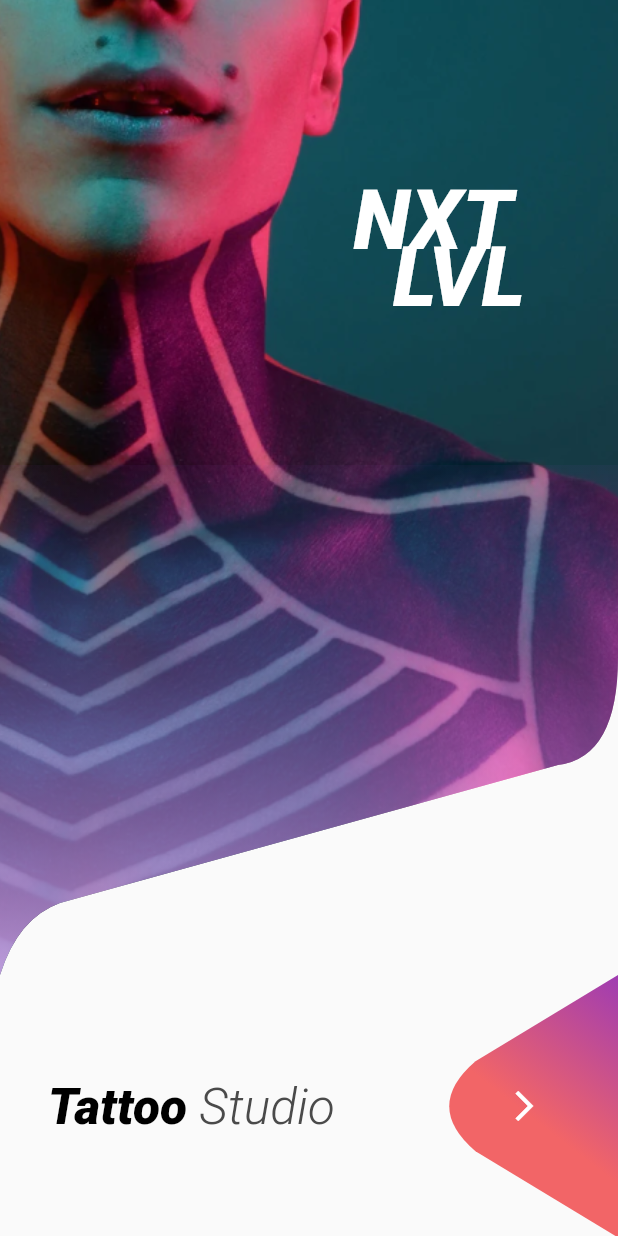
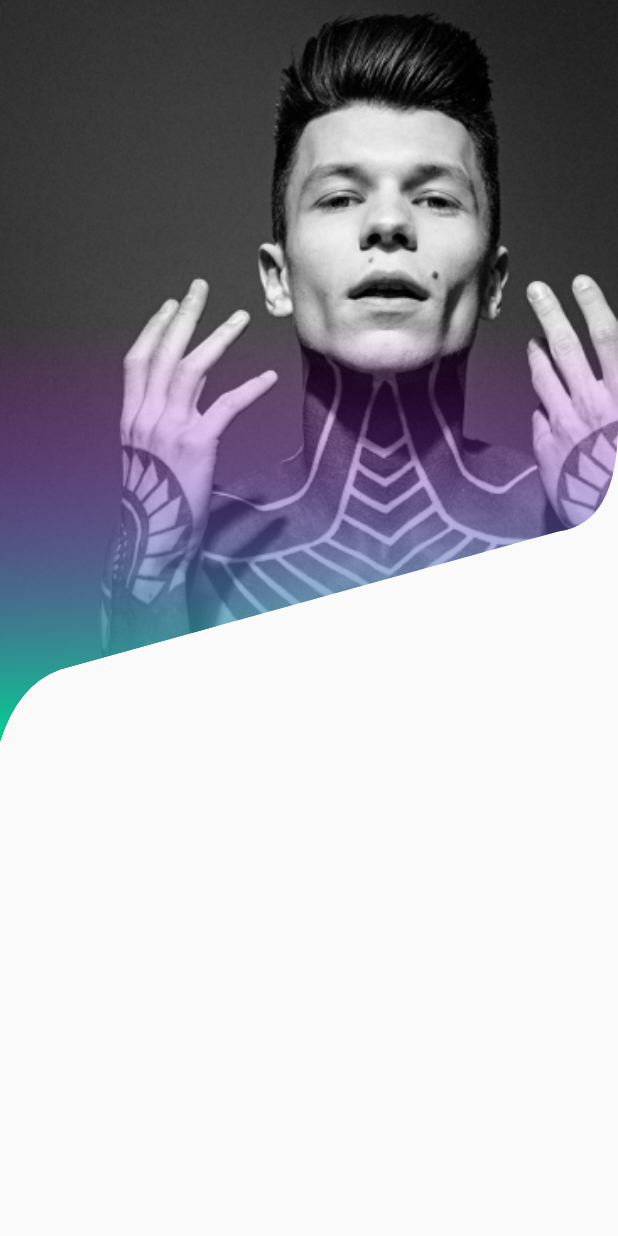
Before and after one commit to Martyniuk/flutter_widgets_lib, a Flutter app: the TattooStudio screen opened directly, after a tap on the "arrow forward ios" icon, on a phone screen of 412 x 824 dp. Run offline on Flutter 3.47's test engine with Material 2 defaults, Android fonts, the light colour scheme and no system bars; our stand-ins replace carousel_slider, font_awesome_flutter; missing offline and left inert: clippy_flutter, gradient_text.

Commit message:
feat: tatto app updated

```diff
--- a/lib/main.dart
+++ b/lib/main.dart
@@ -15,11 +15,11 @@ import 'practice/basic/travelApp2.dart';
 import 'practice/basic/story_app.dart';
 import 'practice/basic/onboarding_screens.dart';
 import 'practice/basic/bicycle_app.dart';
-import 'practice/basic/tattoo_app.dart';
 
 // Advanced layouts
 import 'practice/medium/travel_ui/travel_ui.dart';
 import 'practice/medium/save_animals/save_animals.dart';
+import 'practice/medium/tattoo/tattoo_app.dart';
 
 void main() => runApp(MyApp());
 
@@ -247,35 +247,8 @@ class PathPainter extends CustomPainter {
       ..strokeWidth = 5.0;
 
     Path path = Path();
-    // width: 130,
-    // height: 160,
-    /* - 1
 
     path.moveTo(size.width, size.height);
-    path.quadraticBezierTo(0, size.width, 0, size.height / 2);
-    path.lineTo(0, size.height / 2 - 10);
-    path.quadraticBezierTo(size.height / 3, 0, size.width, 0);
-
-    // path.lineTo(size.width - 120, size.height / 2 + 10);
-
-    // path.lineTo(size.width - 120, size.height / 2 - 10);
-
-    canvas.drawPath(path, paint);
-
-    */
-
-    // - 2
-    // size  --> Size(128.0, 158.0)
-    path.moveTo(size.width, size.height);
-    // path.lineTo(size.width / 2, size.height);
-    // path.lineTo(size.width / 2, size.height);
-    // path.quadraticBezierTo(0, size.width - 10, 10, size.height / 2 - 10);
-
-    // path.quadraticBezierTo(14, size.height / 2 - 45, size.width, 0);
-
-    // canvas.drawPath(path, paint);
-
-    // - 3
 
     path.lineTo(40, size.height / 2 + 30);
 
--- /dev/null
+++ b/lib/practice/medium/tattoo/screens/login_screen.dart
@@ -0,0 +1,57 @@
+// Core
+import 'package:flutter/material.dart';
+
+// widgets
+import '../widgets/onboarding_image_clipper.dart';
+
+class LoginScreen extends StatelessWidget {
+  @override
+  Widget build(BuildContext context) {
+    return Scaffold(
+      body: Column(
+        children: <Widget>[
+          ClipPath(
+            clipper: OnboardingImageClipper(),
+            child: Container(
+              width: double.infinity,
+              height: MediaQuery.of(context).size.height * 0.6,
+              child: Stack(
+                children: <Widget>[
+                  Positioned(
+                    top: 0.0,
+                    left: -10.0,
+                    bottom: -110.0,
+                    right: 0.0,
+                    child: Image.asset(
+                      'assets/images/tattoo_app/login.png',
+                      fit: BoxFit.cover,
+                    ),
+                  ),
+                  Positioned(
+                    bottom: 0.0,
+                    left: 0.0,
+                    right: 0.0,
+                    child: Container(
+                      height: MediaQuery.of(context).size.height / 3,
+                      width: double.infinity,
+                      decoration: BoxDecoration(
+                        gradient: LinearGradient(
+                          colors: [
+                            Color.fromRGBO(0, 211, 145, 1.0),
+                            Color.fromRGBO(219, 0, 255, 0.01)
+                          ],
+                          begin: Alignment.bottomCenter,
+                          end: Alignment.topCenter,
+                        ),
+                      ),
+                    ),
+                  ),
+                ],
+              ),
+            ),
+          ),
+        ],
+      ),
+    );
+  }
+}
--- a/lib/practice/basic/tattoo_app.dart
+++ b/lib/practice/medium/tattoo/tattoo_app.dart
@@ -1,4 +1,9 @@
+// Core
 import 'package:flutter/material.dart';
+
+// Widgets
+import 'widgets/onboarding_button.dart';
+import 'widgets/onboarding_image_clipper.dart';
 
 class TattooStudio extends StatelessWidget {
   @override
@@ -10,7 +15,7 @@ class TattooStudio extends StatelessWidget {
             clipper: OnboardingImageClipper(),
             child: Container(
               width: double.infinity,
-              height: 650,
+              height: MediaQuery.of(context).size.height * 0.8,
               child: Stack(
                 children: <Widget>[
                   Positioned(
@@ -110,74 +115,3 @@ class TattooStudio extends StatelessWidget {
     );
   }
 }
-
-class OnboardingButton extends StatelessWidget {
-  @override
-  Widget build(BuildContext context) {
-    return ClipPath(
-      clipper: OnboardingButtonClipper(),
-      child: Container(
-        width: 135,
-        height: 175,
-        decoration: BoxDecoration(
-          gradient: LinearGradient(
-            colors: [
-              Color(0xFFF26567),
-              Color(0xFF9F3CB2),
-            ],
-            stops: [0.5, 1.0],
-            begin: Alignment.bottomLeft,
-            end: Alignment.topRight,
-          ),
-        ),
-        child: Padding(
-          padding: EdgeInsets.only(left: 10.0),
-          child: IconButton(
-            icon: Icon(Icons.arrow_forward_ios, color: Colors.white),
-            onPressed: () {},
-          ),
-        ),
-      ),
-    );
-  }
-}
-
-class OnboardingButtonClipper extends CustomClipper<Path> {
-  @override
-  Path getClip(Size size) {
-    Path path = Path();
-    path.moveTo(size.width, size.height);
-
-    path.lineTo(40, size.height / 2 + 30);
-
-    var controlP1 = Offset(5, size.height / 2);
-    var endP1 = Offset(40, size.height / 2 - 30);
-
-    path.quadraticBezierTo(controlP1.dx, controlP1.dy, endP1.dx, endP1.dy);
-
-    path.lineTo(size.width, 0);
-
-    return path;
-  }
-
-  @override
-  bool shouldReclip(CustomClipper<Path> oldClipper) => true;
-}
-
-class OnboardingImageClipper extends CustomClipper<Path> {
-  @override
-  Path getClip(Size size) {
-    Path path = Path();
-    path.lineTo(0, size.height);
-    path.quadraticBezierTo(12, size.height - 38, 40, size.height - 48);
-    path.lineTo(size.width - 40, size.height - 140);
-    path.quadraticBezierTo(
-        size.width, size.height - 145, size.width, size.height - 212);
-    path.lineTo(size.width, 0);
-
-    return path;
-  }
-
-  @override
-  bool shouldReclip(CustomClipper<Path> oldClipper) => false;
-}
--- /dev/null
+++ b/lib/practice/medium/tattoo/widgets/onboarding_button.dart
@@ -0,0 +1,66 @@
+// Core
+import 'package:flutter/material.dart';
+
+// Screen
+import '../screens/login_screen.dart';
+
+class OnboardingButton extends StatelessWidget {
+  @override
+  Widget build(BuildContext context) {
+    return ClipPath(
+      clipper: OnboardingButtonClipper(),
+      child: Container(
+        width: 135,
+        height: 135,
+        decoration: BoxDecoration(
+          gradient: LinearGradient(
+            colors: [
+              Color(0xFFF26567),
+              Color(0xFF9F3CB2),
+            ],
+            stops: [0.5, 1.0],
+            begin: Alignment.bottomLeft,
+            end: Alignment.topRight,
+          ),
+        ),
+        child: Padding(
+          padding: EdgeInsets.only(left: 10.0),
+          child: IconButton(
+            icon: Icon(Icons.arrow_forward_ios, color: Colors.white),
+            onPressed: () {
+              Navigator.push(
+                context,
+                MaterialPageRoute(
+                  builder: (context) => LoginScreen(),
+                ),
+              );
+            },
+          ),
+        ),
+      ),
+    );
+  }
+}
+
+class OnboardingButtonClipper extends CustomClipper<Path> {
+  @override
+  Path getClip(Size size) {
+    Path path = Path();
+    path.moveTo(size.width, size.height);
+
+    path.lineTo(40, size.height / 2 + 30);
+
+    var controlPoint = Offset(5, size.height / 2);
+    var endPoint = Offset(40, size.height / 2 - 30);
+
+    path.quadraticBezierTo(
+        controlPoint.dx, controlPoint.dy, endPoint.dx, endPoint.dy);
+
+    path.lineTo(size.width, 0);
+
+    return path;
+  }
+
+  @override
+  bool shouldReclip(CustomClipper<Path> oldClipper) => false;
+}
--- /dev/null
+++ b/lib/practice/medium/tattoo/widgets/onboarding_image_clipper.dart
@@ -0,0 +1,20 @@
+// Core
+import 'package:flutter/material.dart';
+
+class OnboardingImageClipper extends CustomClipper<Path> {
+  @override
+  Path getClip(Size size) {
+    Path path = Path();
+    path.lineTo(0, size.height);
+    path.quadraticBezierTo(12, size.height - 38, 40, size.height - 48);
+    path.lineTo(size.width - 40, size.height - 140);
+    path.quadraticBezierTo(
+        size.width, size.height - 145, size.width, size.height - 212);
+    path.lineTo(size.width, 0);
+
+    return path;
+  }
+
+  @override
+  bool shouldReclip(CustomClipper<Path> oldClipper) => false;
+}
```
Also changed, not shown: assets/images/tattoo_app/login.png (added).
